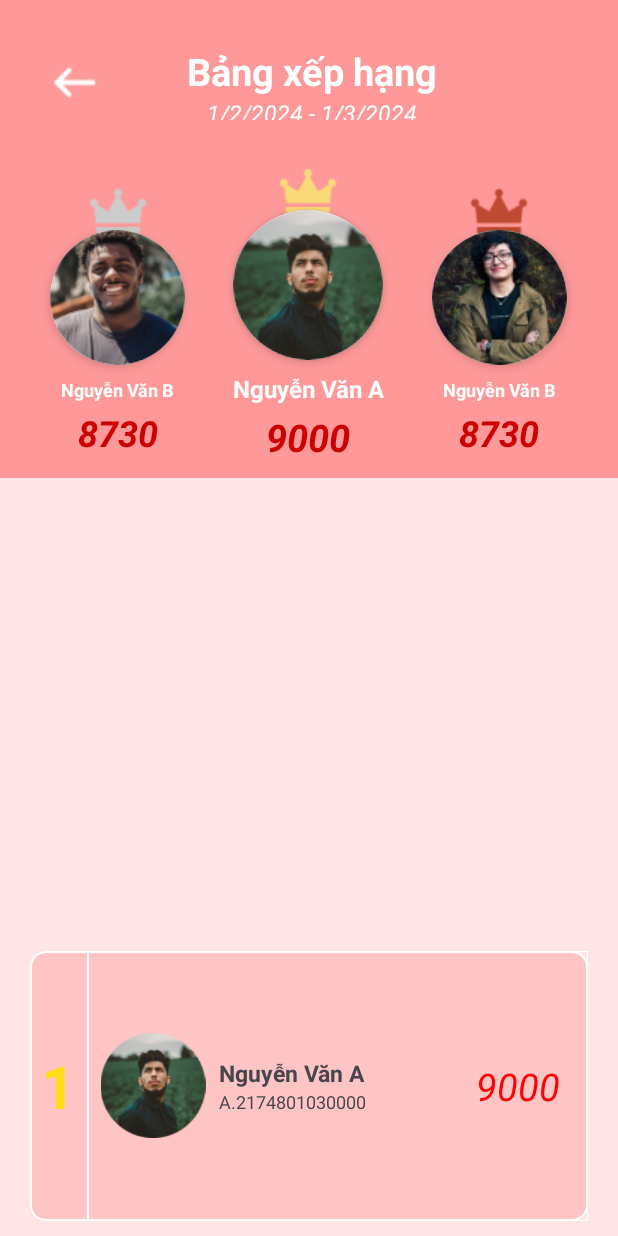
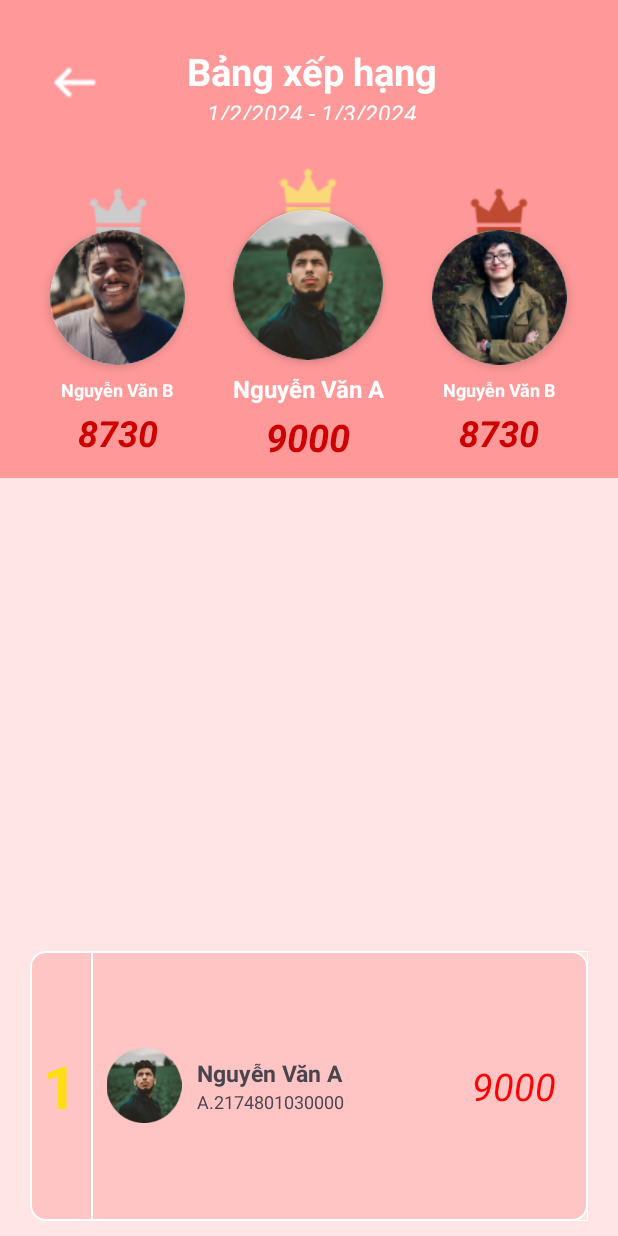
Before and after one commit to LDK3012/LangHex, an Android app: the LeaderboardActivity screen opened directly, with no data from a screen before it, on a phone screen of 412 x 824 dp. Run offline under Robolectric (Android 15) with nearby library versions, the phone set to English and light mode, and no system bars.

```diff
--- a/app/src/main/res/layout/activity_leaderboard.xml
+++ b/app/src/main/res/layout/activity_leaderboard.xml
@@ -298,8 +298,8 @@
 
                     <ImageView
                         android:id="@+id/imageView3"
-                        android:layout_width="70dp"
-                        android:layout_height="70dp"
+                        android:layout_width="50dp"
+                        android:layout_height="50dp"
                         android:layout_weight="1"
                         app:srcCompat="@drawable/avatar" />
 
--- a/app/src/main/res/layout/fragment_arena.xml
+++ b/app/src/main/res/layout/fragment_arena.xml
@@ -36,6 +36,7 @@
 
                 <LinearLayout
                     android:layout_width="match_parent"
+                    android:id="@+id/lnrRanking"
                     android:layout_height="match_parent"
                     android:orientation="vertical">
 
@@ -92,6 +93,7 @@
 
                 <LinearLayout
                     android:layout_width="match_parent"
+                    android:id="@+id/lnrCompetition"
                     android:layout_height="match_parent"
                     android:orientation="vertical">
 
```
Also changed, not shown: app/src/main/java/com/example/langhexx/View/ArenaFragment.java (+12 -1 lines).
